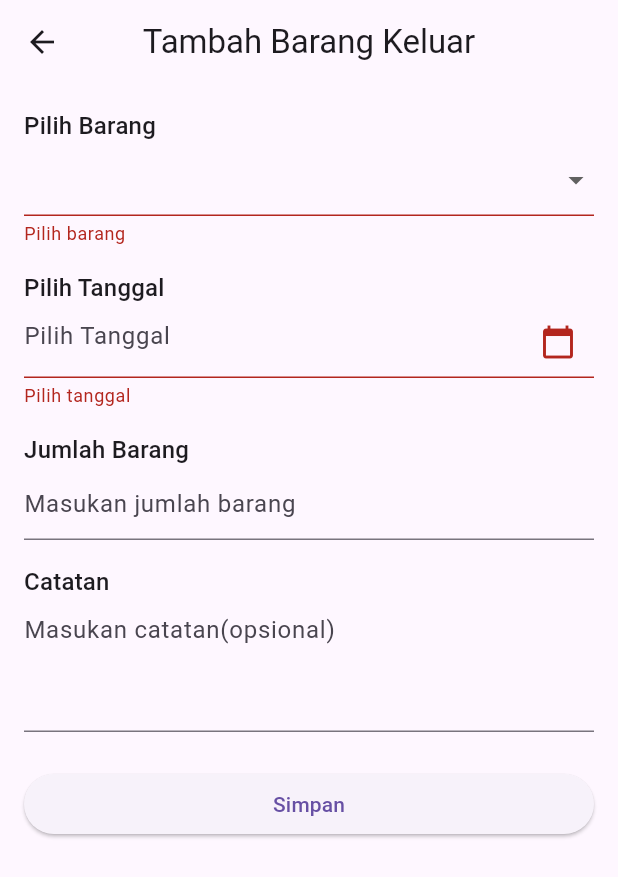
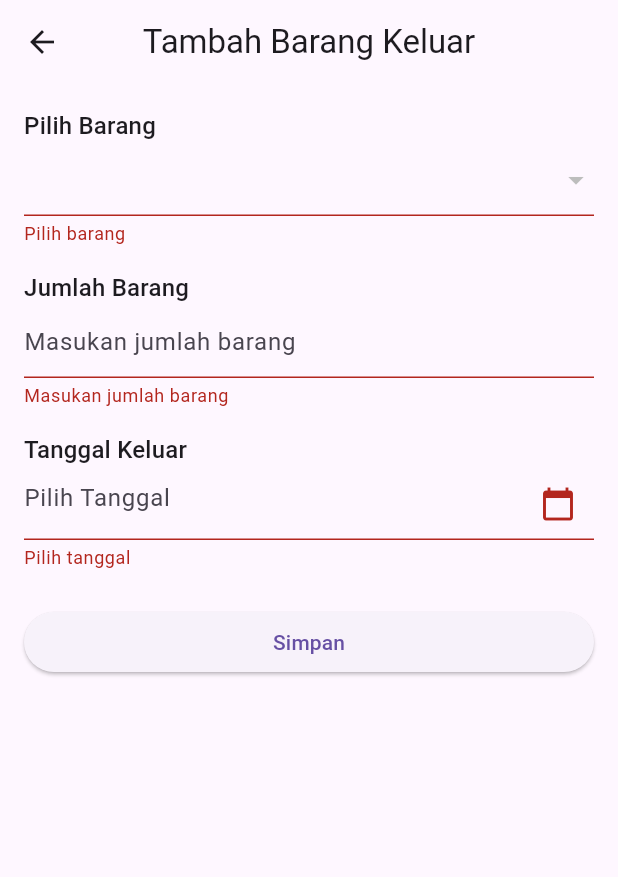
Before and after one commit to nurfaidz/simply-inventory-with-flutter, a Flutter app: the CreateOutgoingItemPage screen opened by its route, after a tap on "Simpan", on a phone screen of 412 x 824 dp. Shown: the top 877 px of the screen. Run offline on Flutter 3.47's test engine with Material 3 defaults, Android fonts, the phone set to English and light mode, and no system bars; our stand-ins replace dio.

Commit message:
fix(outgoing_item_service.dart): handle DioException when creating outgoing item to print error message and return response feat(outgoing_item_service.dart): add 'Content-Type' header to createOutgoingItem method to specify request body format as JSON feat(create_incoming_item_page.dart): change success and error snackbar messages to be more descriptive feat(create_incoming_item_page.dart): add loading indicator when saving form and disable button during loading feat(create_incoming_item_page.dart): add initialization of products in initState to fetch products data feat(create_outgoing_item_page.dart): add loading indicator when saving form and disable button during loading feat(create_outgoing_item_page.dart): add initialization of products in initState to fetch products data feat(create_outgoing_item_page.dart): change success and error snackbar messages to be more descriptive feat(outgoing_item_provider.dart): change createOutgoingItem method to return boolean indicating success or failure

```diff
--- a/lib/features/incoming_items/create_incoming_item_page.dart
+++ b/lib/features/incoming_items/create_incoming_item_page.dart
@@ -58,11 +58,11 @@ class _CreateIncomingItemPageState extends State<CreateIncomingItemPage> {
     if (success) {
       Navigator.pushReplacementNamed(context, '/incoming-items');
       ScaffoldMessenger.of(context).showSnackBar(
-        const SnackBar(content: Text('Data berhasil disimpan')),
+        const SnackBar(content: Text('Barang masuk berhasil ditambahkan')),
       );
     } else {
       ScaffoldMessenger.of(context).showSnackBar(
-        const SnackBar(content: Text('Data gagal disimpan, coba lagi')),
+        const SnackBar(content: Text('Gagal menambahkan barang masuk')),
       );
     }
   }
@@ -99,7 +99,7 @@ class _CreateIncomingItemPageState extends State<CreateIncomingItemPage> {
                 value: _selectedItem,
                 items: productProvider.products.map<DropdownMenuItem<String>>((product) {
                   return DropdownMenuItem<String>(
-                    value: product['id'].toString(), // Pastikan ID dalam bentuk String
+                    value: product['id'].toString(),
                     child: Text(product['name'] ?? '-'),
                   );
                 }).toList(),
@@ -115,7 +115,7 @@ class _CreateIncomingItemPageState extends State<CreateIncomingItemPage> {
               TextFormField(
                 controller: _quantityController,
                 keyboardType: TextInputType.number,
-                decoration: const InputDecoration(hintText: 'Masukkan jumlah'),
+                decoration: const InputDecoration(hintText: 'Masukkan jumlah barang'),
                 validator: (value) => (value == null || value.isEmpty) ? 'Masukkan jumlah barang' : null,
               ),
               const SizedBox(height: 16),
--- a/lib/features/outgoing_items/create_outgoing_item_page.dart
+++ b/lib/features/outgoing_items/create_outgoing_item_page.dart
@@ -1,4 +1,8 @@
 import 'package:flutter/material.dart';
+import 'package:flutter_inventory_app/providers/auth_provider.dart';
+import 'package:flutter_inventory_app/providers/outgoing_item_provider.dart';
+import 'package:flutter_inventory_app/providers/product_provider.dart';
+import 'package:provider/provider.dart';
 
 class CreateOutgoingItemPage extends StatefulWidget {
   const CreateOutgoingItemPage({super.key});
@@ -13,29 +17,66 @@ class _CreateOutgoingItemPageState extends State<CreateOutgoingItemPage> {
   String? _selectedItem;
   DateTime? _selectedDate;
   final TextEditingController _quantityController = TextEditingController();
-  final TextEditingController _noteController = TextEditingController();
-
-  final List<String> items = ['Barang A', 'Barang B', 'Barang C', 'Barang D', 'Barang E'];
+  bool _isLoading = false;
 
   void _selectDate(BuildContext context) async {
     final DateTime? picked = await showDatePicker(context: context, initialDate: DateTime.now(), firstDate: DateTime(2000), lastDate: DateTime(2101));
-    if (picked != null && picked != _selectedDate) {
+    if (picked != null) {
       setState(() {
         _selectedDate = picked;
       });
     }
   }
 
-  void _saveForm() {
-    if (_formKey.currentState!.validate()) {
+  void _saveForm() async {
+    if (!_formKey.currentState!.validate()) {
+      setState(() => _isLoading = false);
+      return;
+    }
+
+    setState(() => _isLoading = true);
+
+    final authProvider = Provider.of<AuthProvider>(context, listen: false);
+    final token =  authProvider.token;
+    final formattedDate = "${_selectedDate!.year}-${_selectedDate!.month.toString().padLeft(2, '0')}-${_selectedDate!.day.toString().padLeft(2, '0')}";
+
+    final outgoingItemProvider = Provider.of<OutgoingItemProvider>(context, listen: false);
+    bool success = await outgoingItemProvider.createOutgoingItem(token!, {
+      'user_id': authProvider.user!['id'],
+      'product_id': int.tryParse(_selectedItem!) ?? 0,
+      'qty': int.tryParse(_quantityController.text) ?? 0,
+      'outgoing_at': formattedDate,
+    });
+
+    setState(() => _isLoading = false);
+
+    if (success) {
+      Navigator.pushReplacementNamed(context, '/outgoing-items');
       ScaffoldMessenger.of(context).showSnackBar(
-        const SnackBar(content: Text('Data berhasil disimpan')),
+        const SnackBar(content: Text('Barang keluar berhasil ditambahkan')),
+      );
+    } else {
+      ScaffoldMessenger.of(context).showSnackBar(
+        const SnackBar(content: Text('Gagal menambahkan barang keluar')),
       );
     }
   }
 
   @override
+  void initState() {
+    super.initState();
+    Future.microtask(() {
+      final products = Provider.of<ProductProvider>(context, listen: false);
+      final authProvider = Provider.of<AuthProvider>(context, listen: false);
+      String token = authProvider.token!;
+      products.getProducts(token);
+    });
+  }
+
+  @override
   Widget build(BuildContext context) {
+    final productProvider = Provider.of<ProductProvider>(context);
+
     return Scaffold(
       appBar: AppBar(title: const Text('Tambah Barang Keluar'), centerTitle: true),
       body: Padding(
@@ -48,10 +89,10 @@ class _CreateOutgoingItemPageState extends State<CreateOutgoingItemPage> {
               Text('Pilih Barang', style: Theme.of(context).textTheme.titleMedium),
               DropdownButtonFormField<String>(
                 value: _selectedItem,
-                items: items.map((String item) {
+                items: productProvider.products.map<DropdownMenuItem<String>>((product) {
                   return DropdownMenuItem<String>(
-                    value: item,
-                    child: Text(item),
+                    value: product['id'].toString(),
+                    child: Text(product['name'] ?? '-'),
                   );
                 }).toList(),
                 onChanged: (String? value) {
@@ -62,7 +103,15 @@ class _CreateOutgoingItemPageState extends State<CreateOutgoingItemPage> {
                 validator: (value) => value == null ? 'Pilih barang' : null,
               ),
               const SizedBox(height: 16),
-              Text('Pilih Tanggal', style: Theme.of(context).textTheme.titleMedium),
+              Text('Jumlah Barang', style: Theme.of(context).textTheme.titleMedium),
+              TextFormField(
+                controller: _quantityController,
+                keyboardType: TextInputType.number,
+                decoration: const InputDecoration(hintText: 'Masukan jumlah barang'),
+                validator: (value) => value!.isEmpty ? 'Masukan jumlah barang' : null,
+              ),
+              const SizedBox(height: 16),
+              Text('Tanggal Keluar', style: Theme.of(context).textTheme.titleMedium),
               Row(
                 children: [
                   Expanded(
@@ -83,25 +132,12 @@ class _CreateOutgoingItemPageState extends State<CreateOutgoingItemPage> {
                   ),
                 ],
               ),
-              const SizedBox(height: 16),
-              Text('Jumlah Barang', style: Theme.of(context).textTheme.titleMedium),
-              TextFormField(
-                controller: _quantityController,
-                keyboardType: TextInputType.number,
-                decoration: const InputDecoration(hintText: 'Masukan jumlah barang'),
-              ),
-              const SizedBox(height: 16),
-              Text('Catatan', style: Theme.of(context).textTheme.titleMedium),
-              TextFormField(
-                controller: _noteController,
-                maxLines: 3,
-                decoration: const InputDecoration(hintText: 'Masukan catatan(opsional)'),
-              ),
               const SizedBox(height: 24),
-              SizedBox(
-                width: double.infinity,
-                child: ElevatedButton(onPressed: _saveForm, child: const Text('Simpan')),
-              )
+             _isLoading
+              ? const CircularProgressIndicator()
+                 : ElevatedButton(onPressed: _saveForm, style: ElevatedButton.styleFrom(
+               minimumSize: const Size(double.infinity, 40),
+             ), child: const Text('Simpan')),
             ],
           ),
         ),
```
Also changed, not shown: lib/api/outgoing_item_service.dart (+13 -3 lines), lib/providers/outgoing_item_provider.dart (+11 -3 lines).
